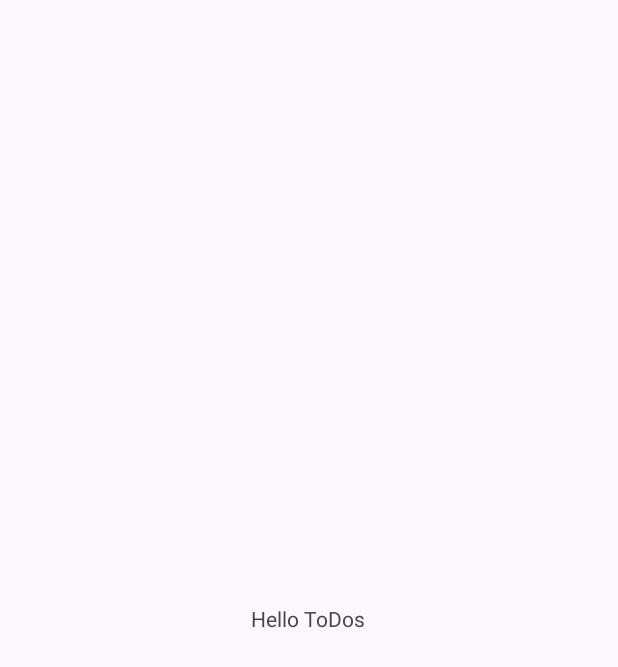
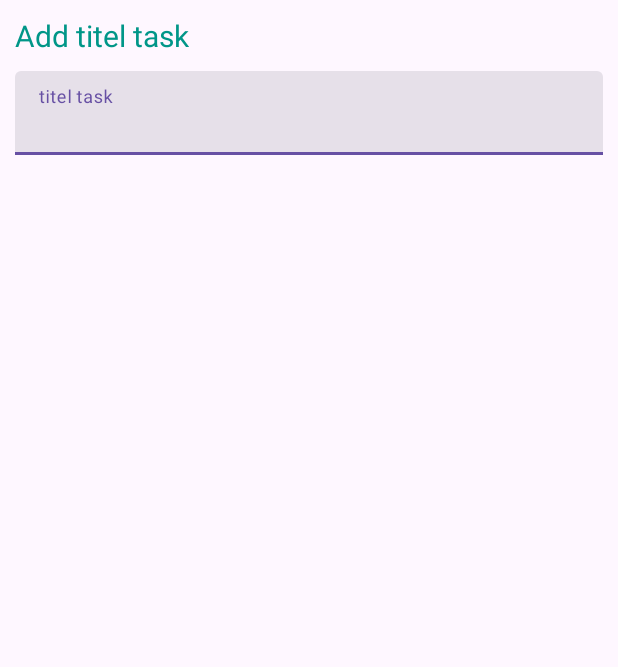
Before and after one commit to Motsan-Git/ToDoApp, an Android app: the screen it shows after launch (MainActivity), on a phone screen of 412 x 824 dp. Before the commit the part shown is almost empty. Shown: the top 667 px of the screen. Run offline under Robolectric (Android 15) with nearby library versions, the phone set to English and light mode, and no system bars.

Commit message:
add titel task

```diff
--- a/app/src/main/res/layout/fragment_add_task.xml
+++ b/app/src/main/res/layout/fragment_add_task.xml
@@ -1,21 +1,36 @@
 <?xml version="1.0" encoding="utf-8"?>
-<androidx.constraintlayout.widget.ConstraintLayout xmlns:android="http://schemas.android.com/apk/res/android"
+<LinearLayout xmlns:android="http://schemas.android.com/apk/res/android"
     xmlns:app="http://schemas.android.com/apk/res-auto"
     xmlns:tools="http://schemas.android.com/tools"
     android:layout_width="match_parent"
     android:layout_height="match_parent"
-    android:background="#C18957E9"
+    android:orientation="vertical"
     tools:context=".AddTask">
 
-    <!-- TODO: Update blank fragment layout -->
+
     <TextView
-        android:id="@+id/textView2"
+        android:id="@+id/titelTV"
         android:layout_width="wrap_content"
         android:layout_height="wrap_content"
-        android:text="HelloAddTask"
-        app:layout_constraintBottom_toBottomOf="parent"
-        app:layout_constraintEnd_toEndOf="parent"
-        app:layout_constraintStart_toStartOf="parent"
-        app:layout_constraintTop_toTopOf="parent" />
+        android:layout_marginStart="10dp"
+        android:layout_marginTop="10dp"
+        android:layout_marginEnd="10dp"
+        android:text="Add titel task"
+        android:textColor="#009688"
+        android:textSize="20sp" />
+    <com.google.android.material.textfield.TextInputLayout
+        style="?attr/textInputFilledStyle"
+        android:id="@+id/filledTextField"
+        android:layout_width="match_parent"
+        android:layout_height="wrap_content"
+        android:hint="titel task">
 
-</androidx.constraintlayout.widget.ConstraintLayout>
+        <com.google.android.material.textfield.TextInputEditText
+            android:layout_width="match_parent"
+            android:layout_height="wrap_content"
+            android:layout_marginStart="10dp"
+            android:layout_marginTop="10dp"
+            android:layout_marginEnd="10dp" />
+
+    </com.google.android.material.textfield.TextInputLayout>
+</LinearLayout>
--- a/app/src/main/res/navigation/nav_graph.xml
+++ b/app/src/main/res/navigation/nav_graph.xml
@@ -3,7 +3,7 @@
     xmlns:app="http://schemas.android.com/apk/res-auto"
     xmlns:tools="http://schemas.android.com/tools"
     android:id="@+id/nav_graph"
-    app:startDestination="@id/currentToDos">
+    app:startDestination="@id/addTask">
 
     <fragment
         android:id="@+id/addTask"
```
